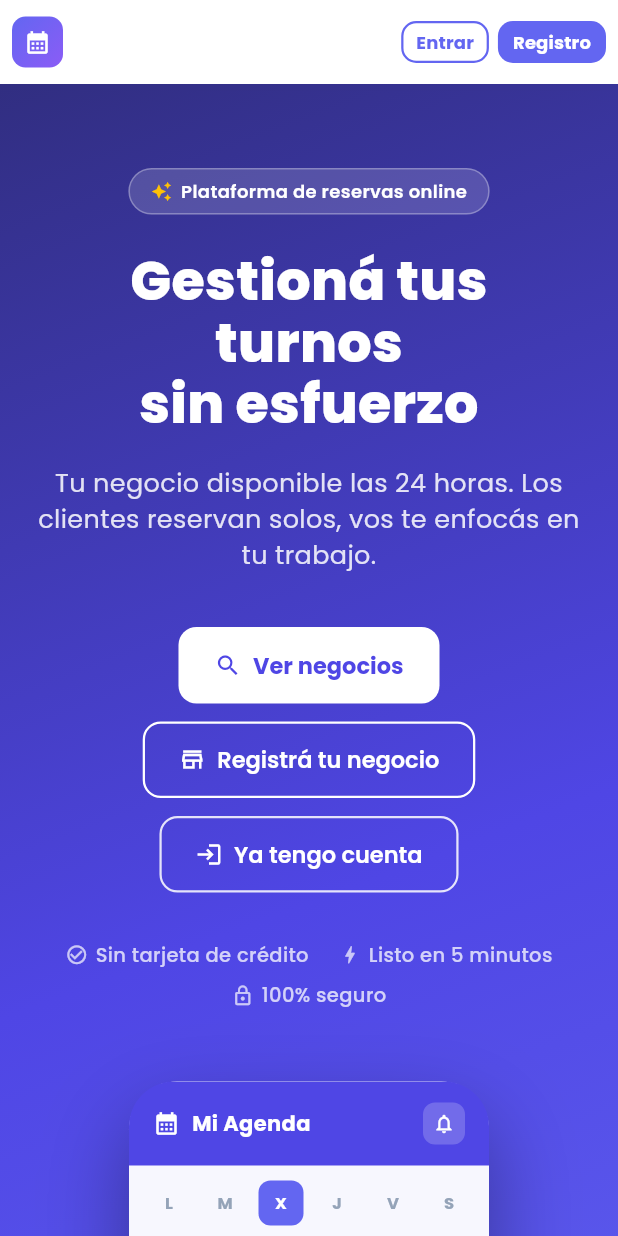
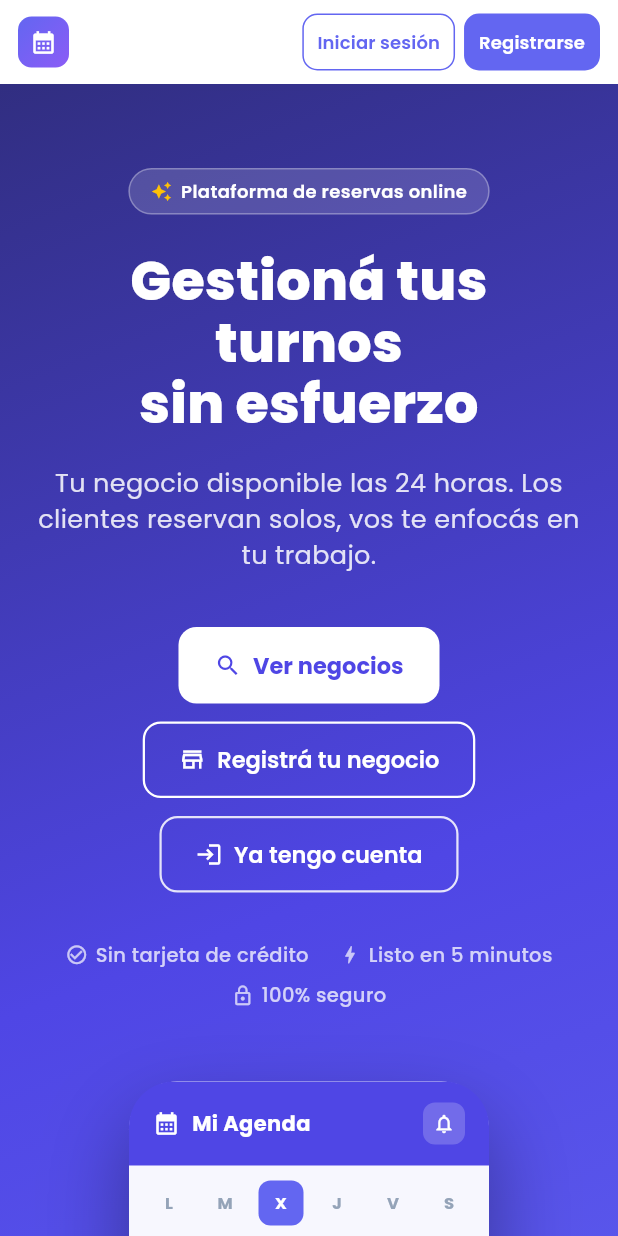
Before and after one commit to IperEnma/botai, a Flutter app: the screen it shows after launch, on a phone screen of 412 x 824 dp. Run offline on Flutter 3.47's test engine with Material 3 defaults, Android fonts, the phone set to English and light mode, and no system bars; our stand-ins replace flutter_dotenv, flutter_riverpod, flutter_secure_storage, flutter_svg, go_router, google_fonts and 2 more; missing offline and left inert: dart:html, google_sign_in_web; accounts and stored records are empty.

Commit message:
fix login

```diff
--- a/frontend/lib/features/agenda/public/landing_screen.dart
+++ b/frontend/lib/features/agenda/public/landing_screen.dart
@@ -71,57 +71,11 @@ class PublicLandingScreen extends StatelessWidget {
 class _Navbar extends StatelessWidget {
   const _Navbar();
 
-  static void _openMobileMenu(BuildContext context) {
-    showModalBottomSheet<void>(
-      context: context,
-      shape: const RoundedRectangleBorder(
-        borderRadius: BorderRadius.vertical(top: Radius.circular(16)),
-      ),
-      builder: (ctx) => SafeArea(
-        child: Padding(
-          padding: const EdgeInsets.symmetric(vertical: 8),
-          child: Column(
-            mainAxisSize: MainAxisSize.min,
-            children: [
-              ListTile(
-                leading: const Icon(Icons.login, color: _kPrimary),
-                title: Text('Iniciar sesión',
-                    style: _b(16, w: FontWeight.w600, c: _kText)),
-                onTap: () {
-                  Navigator.pop(ctx);
-                  context.go('/login');
-                },
-              ),
-              ListTile(
-                leading: const Icon(Icons.store_outlined, color: _kPrimary),
-                title: Text('Registrá tu negocio',
-                    style: _b(16, w: FontWeight.w600, c: _kText)),
-                onTap: () {
-                  Navigator.pop(ctx);
-                  context.go('/agenda/register');
-                },
-              ),
-              ListTile(
-                leading: const Icon(Icons.search, color: _kPrimary),
-                title: Text('Ver negocios',
-                    style: _b(16, w: FontWeight.w600, c: _kText)),
-                onTap: () {
-                  Navigator.pop(ctx);
-                  context.go('/agenda/search');
-                },
-              ),
-            ],
-          ),
-        ),
-      ),
-    );
-  }
-
   @override
   Widget build(BuildContext context) {
     final wide = _isWide(context);
-    final width = MediaQuery.sizeOf(context).width;
-    final compact = width < 400;
+    final btnPadH = wide ? 16.0 : 10.0;
+    final btnLabel = wide ? 13.0 : 12.0;
 
     return Material(
       color: Colors.white,
@@ -135,7 +89,7 @@ class _Navbar extends StatelessWidget {
             child: ConstrainedBox(
               constraints: const BoxConstraints(maxWidth: 1200),
               child: Padding(
-                padding: EdgeInsets.symmetric(horizontal: wide ? 24 : 8),
+                padding: EdgeInsets.symmetric(horizontal: wide ? 24 : 12),
                 child: Row(
                   children: [
                     GestureDetector(
@@ -172,76 +126,50 @@ class _Navbar extends StatelessWidget {
                           label: 'Ver negocios',
                           onTap: () => context.go('/agenda/search')),
                       const SizedBox(width: 8),
+                    ],
+                    FittedBox(
+                      fit: BoxFit.scaleDown,
+                      alignment: Alignment.centerRight,
+                      child: Row(
+                        mainAxisSize: MainAxisSize.min,
+                        children: [
                           OutlinedButton(
                             onPressed: () => context.go('/login'),
                             style: OutlinedButton.styleFrom(
                               foregroundColor: _kPrimary,
                               side: const BorderSide(color: _kPrimary),
-                          padding: const EdgeInsets.symmetric(
-                              horizontal: 16, vertical: 0),
+                              padding: EdgeInsets.symmetric(
+                                  horizontal: btnPadH, vertical: 0),
                               shape: RoundedRectangleBorder(
                                   borderRadius: BorderRadius.circular(10)),
                               minimumSize: const Size(0, 38),
                             ),
-                        child: Text('Iniciar sesión',
-                            style: _b(13,
-                                w: FontWeight.w600, c: _kPrimary)),
+                            child: Text(
+                              'Iniciar sesión',
+                              style: _b(btnLabel,
+                                  w: FontWeight.w600, c: _kPrimary),
                             ),
-                      const SizedBox(width: 8),
+                          ),
+                          SizedBox(width: wide ? 8 : 6),
                           FilledButton(
                             onPressed: () => context.go('/agenda/register'),
                             style: FilledButton.styleFrom(
                               backgroundColor: _kPrimary,
-                          padding: const EdgeInsets.symmetric(
-                              horizontal: 16, vertical: 0),
+                              padding: EdgeInsets.symmetric(
+                                  horizontal: btnPadH, vertical: 0),
                               shape: RoundedRectangleBorder(
                                   borderRadius: BorderRadius.circular(10)),
                               minimumSize: const Size(0, 38),
                             ),
-                        child: Text('Registrá tu negocio',
-                            style: _b(13,
-                                w: FontWeight.w600, c: Colors.white)),
+                            child: Text(
+                              wide ? 'Registrá tu negocio' : 'Registrarse',
+                              style: _b(btnLabel,
+                                  w: FontWeight.w600, c: Colors.white),
                             ),
-                    ] else if (compact) ...[
-                      IconButton(
-                        tooltip: 'Menú',
-                        icon: const Icon(Icons.menu, color: _kText),
-                        onPressed: () => _openMobileMenu(context),
-                      ),
-                    ] else ...[
-                      OutlinedButton(
-                        onPressed: () => context.go('/login'),
-                        style: OutlinedButton.styleFrom(
-                          foregroundColor: _kPrimary,
-                          side: const BorderSide(color: _kPrimary, width: 1.5),
-                          padding: const EdgeInsets.symmetric(horizontal: 10),
-                          visualDensity: VisualDensity.compact,
-                          minimumSize: const Size(0, 36),
-                          tapTargetSize: MaterialTapTargetSize.shrinkWrap,
-                          shape: RoundedRectangleBorder(
-                              borderRadius: BorderRadius.circular(10)),
-                        ),
-                        child: Text('Entrar',
-                            style: _b(12,
-                                w: FontWeight.w700, c: _kPrimary)),
-                      ),
-                      const SizedBox(width: 6),
-                      FilledButton(
-                        onPressed: () => context.go('/agenda/register'),
-                        style: FilledButton.styleFrom(
-                          backgroundColor: _kPrimary,
-                          padding: const EdgeInsets.symmetric(horizontal: 10),
-                          visualDensity: VisualDensity.compact,
-                          minimumSize: const Size(0, 36),
-                          tapTargetSize: MaterialTapTargetSize.shrinkWrap,
-                          shape: RoundedRectangleBorder(
-                              borderRadius: BorderRadius.circular(10)),
-                        ),
-                        child: Text('Registro',
-                            style: _b(12,
-                                w: FontWeight.w700, c: Colors.white)),
                           ),
                         ],
+                      ),
+                    ),
                   ],
                 ),
               ),
```
Lines whose indentation alone changed are shown as unchanged.
